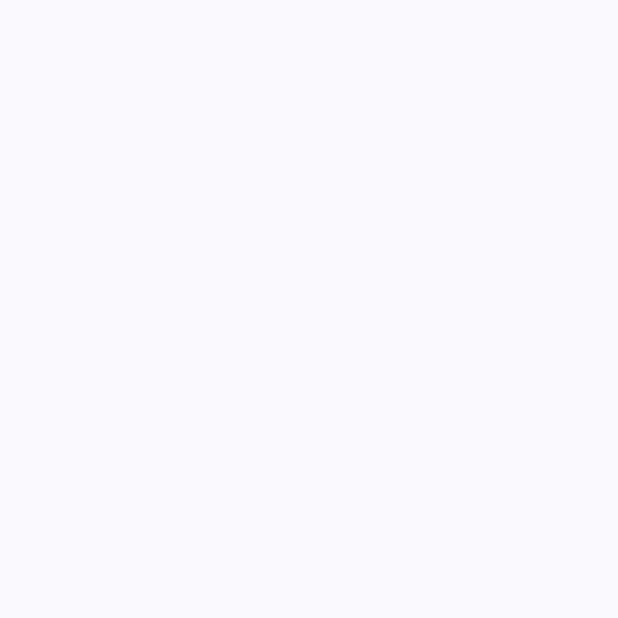
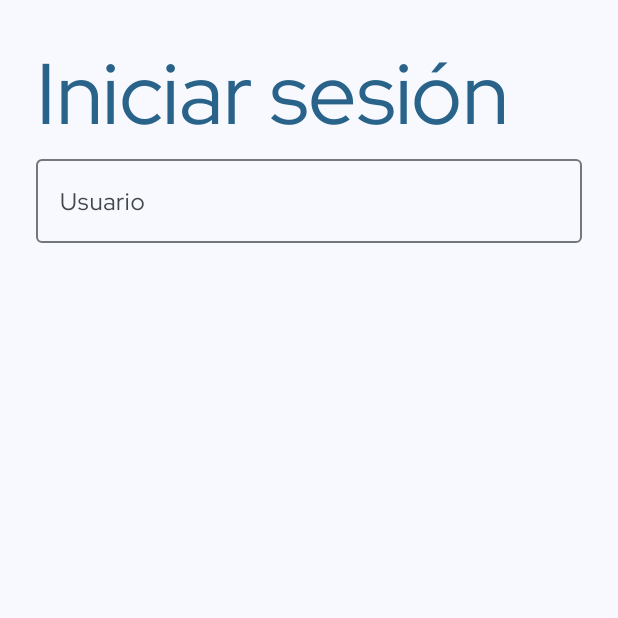
Before and after one commit to mcmarin21/Schellar, an Android app: the login_page screen opened through its navigation route, on a phone screen of 412 x 824 dp, the top half of it. Before the commit the part shown is empty. Run offline under Robolectric (Android 15) with nearby library versions, the phone set to English and light mode, and no system bars.

Commit message:
Animaciones en la navegación

```diff
--- a/app/src/main/java/com/mcmarin21/schellar/SartupPage.java
+++ b/app/src/main/java/com/mcmarin21/schellar/SartupPage.java
@@ -5,6 +5,7 @@ import android.os.Bundle;
 import androidx.annotation.NonNull;
 import androidx.annotation.Nullable;
 import androidx.fragment.app.Fragment;
+import androidx.navigation.NavOptions;
 import androidx.navigation.Navigation;
 
 import android.view.LayoutInflater;
@@ -32,7 +33,7 @@ public class SartupPage extends Fragment implements View.OnClickListener {
     public void onClick(View v) {
         int opc = v.getId();
         if(opc == R.id.mainBtnLogin){
-            Navigation.findNavController(v).navigate(R.id.login_page);
+            Navigation.findNavController(v).navigate(R.id.action_sartupPage_to_login_page);
         }
     }
 }
--- /dev/null
+++ b/app/src/main/res/anim/from_left.xml
@@ -0,0 +1,7 @@
+<?xml version="1.0" encoding="utf-8"?>
+<set xmlns:android="http://schemas.android.com/apk/res/android">
+    <translate
+        android:fromXDelta="-100%"
+        android:toXDelta="0%"
+        android:duration="300" />
+</set>
--- /dev/null
+++ b/app/src/main/res/anim/from_right.xml
@@ -0,0 +1,7 @@
+<?xml version="1.0" encoding="utf-8"?>
+<set xmlns:android="http://schemas.android.com/apk/res/android">
+    <translate
+        android:fromXDelta="-100%"
+        android:toXDelta="0%"
+        android:duration="300" />
+</set>
--- /dev/null
+++ b/app/src/main/res/anim/to_left.xml
@@ -0,0 +1,7 @@
+<?xml version="1.0" encoding="utf-8"?>
+<set xmlns:android="http://schemas.android.com/apk/res/android">
+    <translate
+        android:fromXDelta="0%"
+        android:toXDelta="-100%"
+        android:duration="300" />
+</set>
--- /dev/null
+++ b/app/src/main/res/anim/to_right.xml
@@ -0,0 +1,7 @@
+<?xml version="1.0" encoding="utf-8"?>
+<set xmlns:android="http://schemas.android.com/apk/res/android">
+    <translate
+        android:fromXDelta="100%"
+        android:toXDelta="0%"
+        android:duration= "300"/>
+</set>
--- /dev/null
+++ b/app/src/main/res/drawable/ic_arrow_back_24.xml
@@ -0,0 +1,5 @@
+<vector xmlns:android="http://schemas.android.com/apk/res/android" android:autoMirrored="true" android:height="24dp" android:tint="?attr/colorControlNormal" android:viewportHeight="24" android:viewportWidth="24" android:width="24dp">
+
+    <path android:fillColor="@android:color/white" android:pathData="M20,11H7.83l5.59,-5.59L12,4l-8,8 8,8 1.41,-1.41L7.83,13H20v-2z"/>
+
+</vector>
--- a/app/src/main/res/layout/activity_main.xml
+++ b/app/src/main/res/layout/activity_main.xml
@@ -15,6 +15,6 @@
         android:layout_width="match_parent"
         android:layout_height="match_parent"
         app:defaultNavHost="true"
-        app:navGraph="@navigation/navigator_start"/>
+        app:navGraph="@navigation/navigator_landing"/>
 
 </LinearLayout>
--- a/app/src/main/res/layout/fragment_login_page.xml
+++ b/app/src/main/res/layout/fragment_login_page.xml
@@ -2,10 +2,28 @@
 <LinearLayout xmlns:android="http://schemas.android.com/apk/res/android"
     xmlns:tools="http://schemas.android.com/tools"
     android:layout_width="match_parent"
+    xmlns:app="http://schemas.android.com/apk/res-auto"
     android:orientation="vertical"
+    android:padding="24sp"
     android:layout_height="match_parent"
     tools:context=".login_page">
 
-
+    <TextView
+        android:layout_width="match_parent"
+        android:layout_height="wrap_content"
+        android:textAppearance="@style/TextAppearance.Material3.DisplayLarge"
+        android:text="Iniciar sesión"
+        android:textColor="@color/md_theme_primary"/>
+    <com.google.android.material.textfield.TextInputLayout
+        android:layout_width="match_parent"
+        android:layout_height="wrap_content"
+        android:hint="Usuario"
+        app:prefixText="@"
+        style="@style/Widget.Material3.TextInputLayout.OutlinedBox">
+        <com.google.android.material.textfield.TextInputEditText
+            android:layout_width="match_parent"
+            android:layout_height="wrap_content"
+            style="@style/Widget.Material3.TextInputEditText.OutlinedBox"/>
+    </com.google.android.material.textfield.TextInputLayout>
 
 </LinearLayout>
--- a/app/src/main/res/navigation/navigator_start.xml
+++ b/app/src/main/res/navigation/navigator_landing.xml
@@ -12,7 +12,11 @@
         tools:layout="@layout/fragment_sartup_page" >
         <action
             android:id="@+id/action_sartupPage_to_login_page"
-            app:destination="@id/login_page" />
+            app:destination="@id/login_page"
+            app:enterAnim="@anim/to_right"
+            app:exitAnim="@anim/to_left"
+            app:popEnterAnim="@anim/from_right"
+            app:popExitAnim="@anim/from_left" />
     </fragment>
     <fragment
         android:id="@+id/login_page"
@@ -21,6 +25,10 @@
         tools:layout="@layout/fragment_login_page" >
         <action
             android:id="@+id/action_login_page_to_sartupPage"
-            app:destination="@id/sartupPage" />
+            app:destination="@id/sartupPage"
+            app:enterAnim="@anim/to_right"
+            app:exitAnim="@anim/to_left"
+            app:popEnterAnim="@anim/from_left"
+            app:popExitAnim="@anim/from_right" />
     </fragment>
 </navigation>
```
